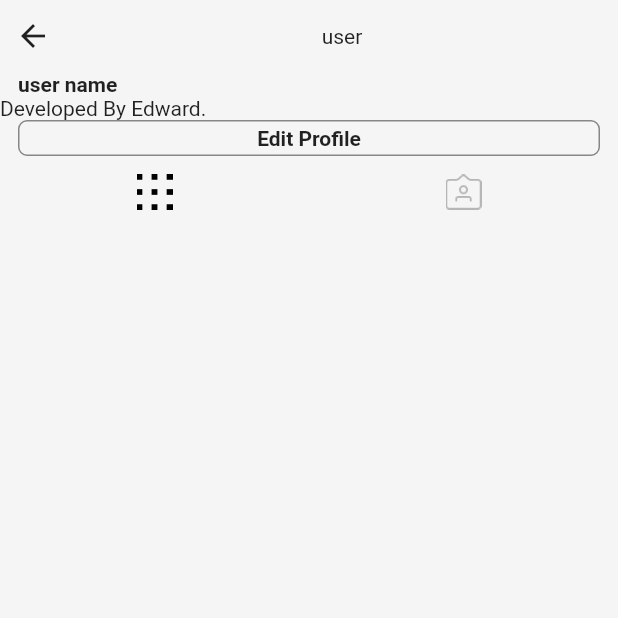
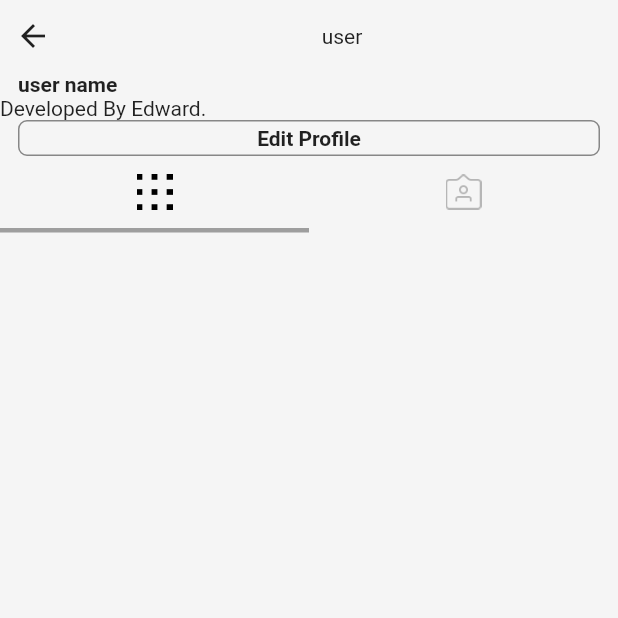
Before and after one commit to Edward-Kwak/Instagram-Clone-Project, a Flutter app: the screen it shows after launch, item 5 of the bottom bar chosen, on a phone screen of 412 x 824 dp, the top half of it. Run offline on Flutter 3.47's test engine with Material 2 defaults, Android fonts, the phone set to English and light mode, and no system bars; our stand-ins replace cached_network_image; network calls fail.

Commit message:
Added animated indicator on profile screen.

```diff
--- a/lib/constants/common_vars.dart
+++ b/lib/constants/common_vars.dart
@@ -14,3 +14,5 @@ const double common_img_icon_size_s = 16.0;
 const double common_icon_width = 44.0;
 
 const double common_radius = 6.0;
+
+const common_animation_duration = Duration(milliseconds: 300);
--- a/lib/widgets/profile_body.dart
+++ b/lib/widgets/profile_body.dart
@@ -9,6 +9,7 @@ class ProfileBody extends StatefulWidget {
 }
 
 class _ProfileBodyState extends State<ProfileBody> {
+  final double selectionBarHeight = 3;
   bool selectedLeft = true;
 
   @override
@@ -22,6 +23,7 @@ class _ProfileBodyState extends State<ProfileBody> {
                 _userBio(),
                 _editProfileButton(),
                 _tabButtons(),
+                _selectedIndicator(),
               ]),
             )
           ],
@@ -78,4 +80,18 @@ class _ProfileBodyState extends State<ProfileBody> {
       ),
     );
   }
+
+  AnimatedContainer _selectedIndicator() {
+    return AnimatedContainer(
+      duration: common_animation_duration,
+      child: Container(
+        height: selectionBarHeight,
+        width: size!.width/2,
+        color: Colors.grey,
+      ),
+      alignment: selectedLeft ? Alignment.centerLeft : Alignment.centerRight,
+      curve: Curves.fastOutSlowIn,
+    );
+  }
+
 }
```
